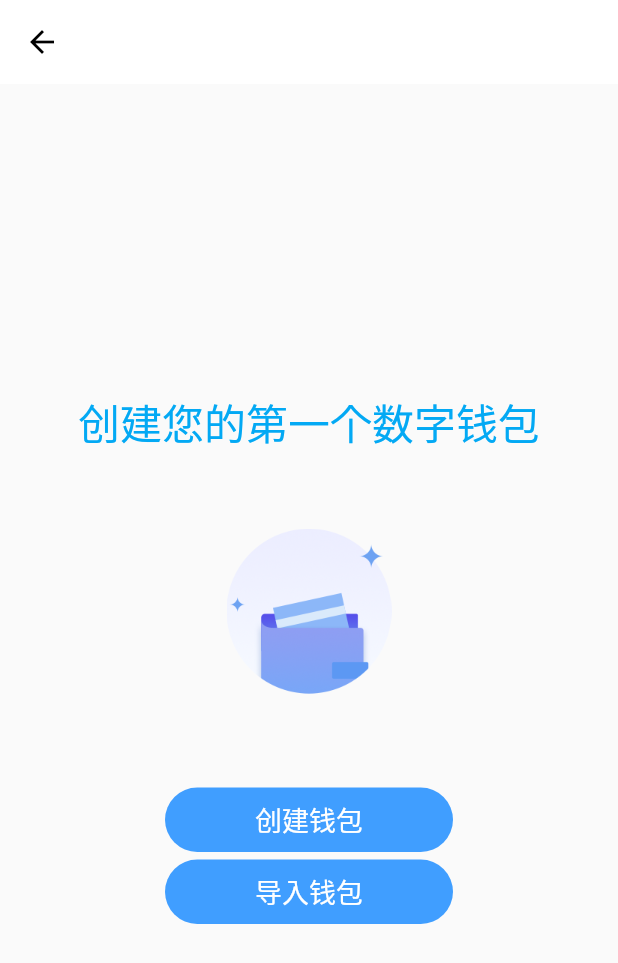
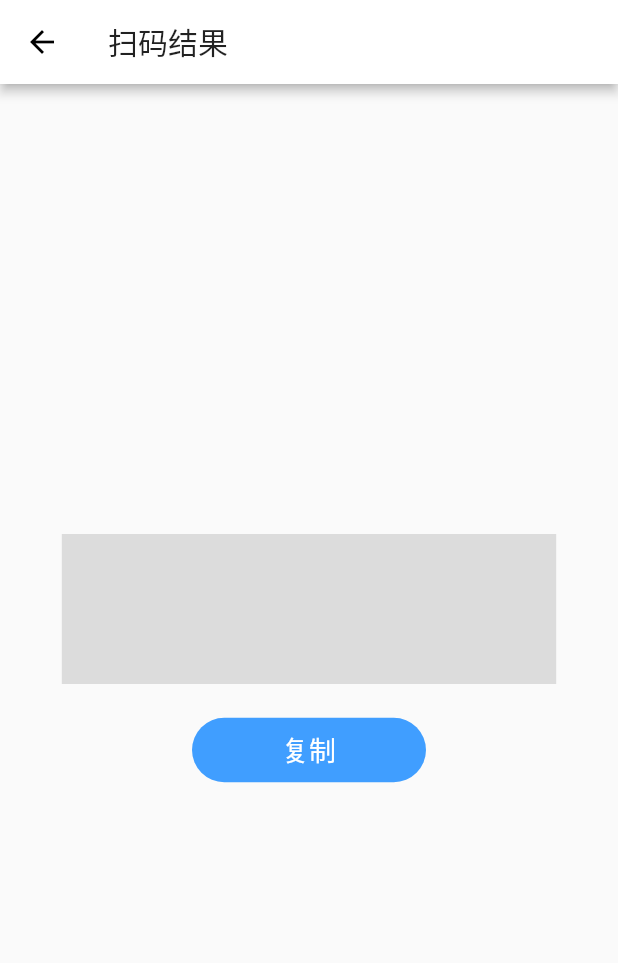
Before and after one commit to youwallet/wallet, a Flutter app: the Scan screen opened directly, on a phone screen of 412 x 824 dp. Shown: the top 963 px of the screen. Run offline on Flutter 3.47's test engine with Material 2 defaults, Android fonts, the phone set to English and light mode, and no system bars; our stand-ins replace convert, decimal, dio, event_bus, flutter_slidable, get_it and 6 more; missing offline and left inert: barcode_scan, bip32, bip39, bitcoin_flutter, common_utils, ed25519_hd_key and 5 more; accounts and stored records are empty; project files that could hold a hidden picture were left out.

Commit message:
for #36 复制扫码的结果

```diff
--- a/you_wallet/lib/pages/scan/scan.dart
+++ b/you_wallet/lib/pages/scan/scan.dart
@@ -1,9 +1,7 @@
 
 import 'package:flutter/material.dart';
 import 'package:youwallet/widgets/customButton.dart';
-
-import 'package:provider/provider.dart';
-import 'package:youwallet/model/wallet.dart';
+import 'package:flutter/services.dart';
 
 class Scan extends StatefulWidget {
 
@@ -27,39 +25,48 @@ class Page extends State<Scan> {
     return Scaffold(
         key: globalKey,
         appBar: AppBar(
-          elevation: Provider.of<Wallet>(context).items.length > 0 ? 3:0,
-          title: Text(""),
+          elevation: 3,
+          title: Text("扫码结果"),
         ),
         body: Center(
           child: Column(
             mainAxisAlignment: MainAxisAlignment.center,
             crossAxisAlignment: CrossAxisAlignment.center,
             children: <Widget>[
-              new Text(
-                  '创建您的第一个数字钱包',
-                  style: new TextStyle(
-                      fontSize: 28.0,
-                      color: Colors.lightBlue
-                  )
-              ),
               new Container(
-                  margin: const EdgeInsets.only(top: 50.0, bottom: 60.0),
-                  child: new Image.asset(
-                      'images/new_wallet.png'
-                  ),
+                color: Colors.black12,
+                padding: const EdgeInsets.all(12.0),
+                margin: const EdgeInsets.only(bottom: 20.0),
+                width: MediaQuery.of(context).size.width * 0.8,
+                height: 100.0,
+                child: new Text(
+                    widget.arguments??'',
+                    style: new TextStyle(
+                        fontSize: 24.0,
+                        color: Colors.lightBlue
+                    )
+                ),
               ),
               new CustomButton(
-                content: '创建钱包',
-                onSuccessChooseEvent:(res){
-                  Navigator.pushNamed(context, "set_wallet_name");
-                }
-              ),
-              new CustomButton(
-                  content: '导入钱包',
+                  content: '复制',
                   onSuccessChooseEvent:(res){
-                    Navigator.pushNamed(context, "load_wallet");
+                    ClipboardData data = new ClipboardData(text: widget.arguments??'');
+                    Clipboard.setData(data);
+                    this.showSnackbar('复制成功');
                   }
               )
+//              new CustomButton(
+//                content: '添加token',
+//                onSuccessChooseEvent:(res){
+//                  Navigator.pushNamed(context, "set_wallet_name");
+//                }
+//              ),
+//              new CustomButton(
+//                  content: '转账',
+//                  onSuccessChooseEvent:(res){
+//                    Navigator.pushNamed(context, "load_wallet");
+//                  }
+//              )
             ],
           ),
         )
--- a/you_wallet/lib/pages/tabs/tab_wallet.dart
+++ b/you_wallet/lib/pages/tabs/tab_wallet.dart
@@ -109,6 +109,10 @@ class Page extends State<TabWallet> {
           icon: new Icon(IconData(0xe61d, fontFamily: 'iconfont')),
           onPressed: () async {
             String code = await Global.scan(context);
+            if (code == null) {
+              Navigator.pushNamed(context, "scan",arguments: '0xshdhochjsksk');
+              return;
+            }
             List arr = code.split(':');
             if (arr[1] == 'token') {
               Navigator.pushNamed(context, "add_token",arguments: {
@@ -120,7 +124,7 @@ class Page extends State<TabWallet> {
             } else {
               // print(code);
               // 如果模式无法匹配，就跳转扫码结果页面，显示扫码内容
-              Navigator.pushNamed(context, "add_token",arguments: code);
+              Navigator.pushNamed(context, "scan",arguments: code);
             }
           },
         ),
```
